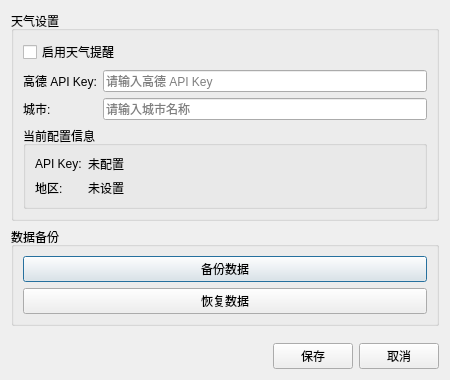
Before: the Qt Designer form ResourceCode/Settings/SettingsDialog.ui in WeN1nG/DataAssistant, drawn with Qt 5.
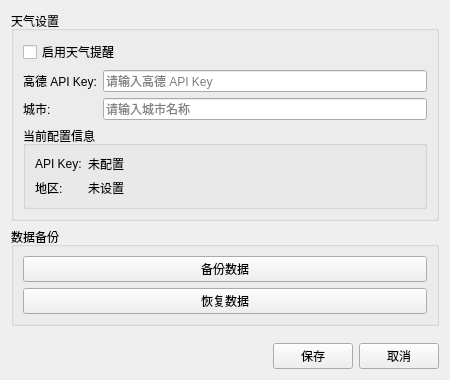
After: the same form once the commit is applied.

What changed in the file:
```diff
--- a/ResourceCode/Settings/SettingsDialog.ui
+++ b/ResourceCode/Settings/SettingsDialog.ui
@@ -1,7 +1,7 @@
 <?xml version="1.0" encoding="UTF-8"?>
 <ui version="4.0">
  <class>SettingsDialog</class>
- <widget class="QDialog" name="SettingsDialog">
+ <widget class="QWidget" name="SettingsDialog">
   <property name="geometry">
    <rect>
     <x>0</x>
```
